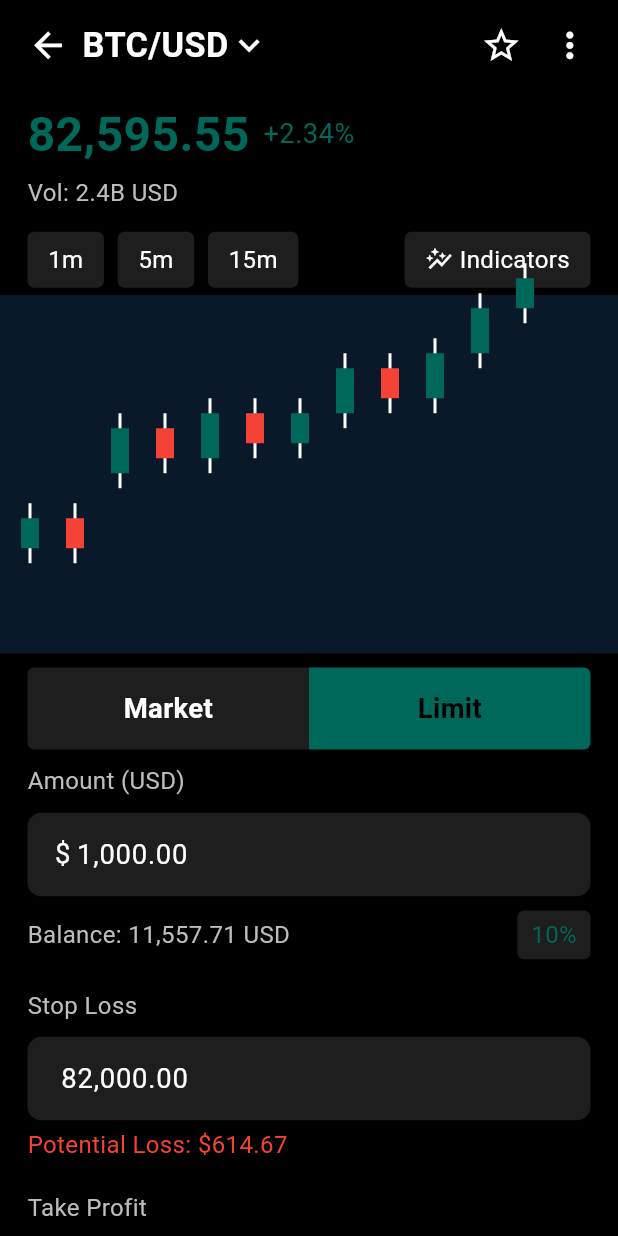
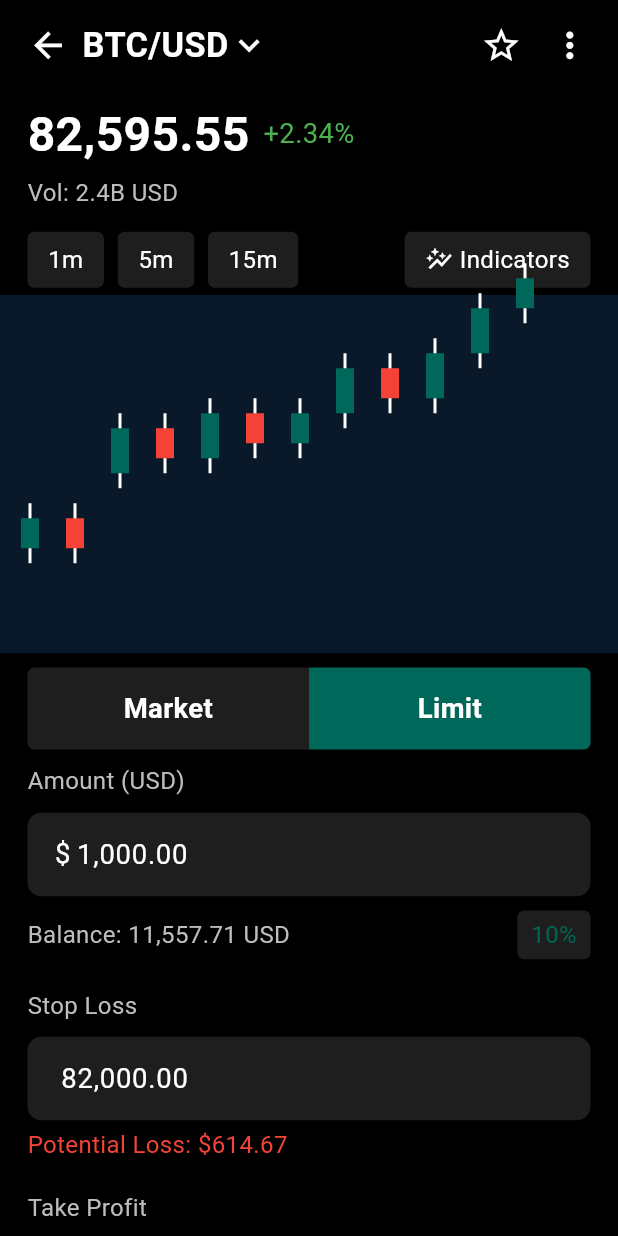
Before and after one commit to amangiriindia/flexymarket, a Flutter app: the CryptoTradingScreen screen opened directly, after a tap on "Limit", on a phone screen of 412 x 824 dp. Run offline on Flutter 3.47's test engine with Material 3 defaults, Android fonts, the phone set to English and light mode, and no system bars; our stand-ins replace flutter_screenutil, font_awesome_flutter, qr_flutter; network calls fail.

Commit message:
chnage theme color and design in multiple screen

```diff
--- a/lib/screen/calculator_screen.dart
+++ b/lib/screen/calculator_screen.dart
@@ -336,7 +336,7 @@ class _RiskCalculatorScreenState extends State<RiskCalculatorScreen> {
                 child: Container(
                   height: 8.h,
                   decoration: BoxDecoration(
-                    color: _riskLevel == "Low Risk" ? Colors.green :
+                    color: _riskLevel == "Low Risk" ? Color(0xFF00685a) :
                     _riskLevel == "Medium Risk" ? Colors.orange : Colors.red,
                     borderRadius: BorderRadius.circular(4.r),
                   ),
@@ -360,7 +360,7 @@ class _RiskCalculatorScreenState extends State<RiskCalculatorScreen> {
           _riskLevel,
           style: TextStyle(
             fontSize: 14.sp,
-            color: _riskLevel == "Low Risk" ? Colors.green :
+            color: _riskLevel == "Low Risk" ? Colors.white :
             _riskLevel == "Medium Risk" ? Colors.orange : Colors.red,
           ),
         ),
--- a/lib/screen/community_screen.dart
+++ b/lib/screen/community_screen.dart
@@ -154,12 +154,12 @@ class CommunityScreen extends StatelessWidget {
       child: Row(
         mainAxisAlignment: MainAxisAlignment.center,
         children: [
-          Icon(Icons.add, color: Colors.black, size: 20.sp),
+          Icon(Icons.add, color: Colors.white, size: 20.sp),
           SizedBox(width: 8.w),
           Text(
             'Create New Group',
             style: TextStyle(
-              color: Colors.black,
+              color: Colors.white,
               fontSize: 16.sp,
               fontWeight: FontWeight.w600,
             ),
@@ -231,7 +231,7 @@ class CommunityScreen extends StatelessWidget {
             child: Text(
               'Join',
               style: TextStyle(
-                color: Colors.black,
+                color: Colors.white,
                 fontSize: 12.sp,
                 fontWeight: FontWeight.w600,
               ),
--- a/lib/screen/deposit_confirmation_screen.dart
+++ b/lib/screen/deposit_confirmation_screen.dart
@@ -195,7 +195,7 @@ class DepositConfirmationScreen extends StatelessWidget {
                   },
                   style: ElevatedButton.styleFrom(
                     backgroundColor: Color(0xFF00685a),
-                    foregroundColor: Colors.black,
+                    foregroundColor: Colors.white,
                     shape: RoundedRectangleBorder(
                       borderRadius: BorderRadius.circular(8.r),
                     ),
@@ -205,7 +205,7 @@ class DepositConfirmationScreen extends StatelessWidget {
                     style: TextStyle(
                       fontSize: 16.sp,
                       fontWeight: FontWeight.bold,
-                      color: Colors.black, // Already defined
+                      color: Colors.white, // Already defined
                     ),
                   ),
                 ),
--- a/lib/screen/deposite_fund_screen.dart
+++ b/lib/screen/deposite_fund_screen.dart
@@ -155,7 +155,7 @@ class _DepositFundsScreenState extends State<DepositFundsScreen> {
 
                 },
                 style: ElevatedButton.styleFrom(
-                  backgroundColor: Color(0xFF00E676),
+                  backgroundColor: Color(0xFF00685a),
                   foregroundColor: Colors.black,
                   shape: RoundedRectangleBorder(
                     borderRadius: BorderRadius.circular(8.r),
@@ -166,7 +166,7 @@ class _DepositFundsScreenState extends State<DepositFundsScreen> {
                   style: TextStyle(
                     fontSize: 16.sp,
                     fontWeight: FontWeight.bold,
-                    color: Colors.black, // Already defined
+                    color: Colors.white, // Already defined
                   ),
                 ),
               ),
@@ -242,7 +242,7 @@ class _DepositFundsScreenState extends State<DepositFundsScreen> {
                               style: TextStyle(
                                 fontSize: 10.sp,
                                 fontWeight: FontWeight.bold,
-                                color: Colors.black, // Already defined
+                                color: Colors.white, // Already defined
                               ),
                             ),
                           ),
--- a/lib/screen/feedback_screen.dart
+++ b/lib/screen/feedback_screen.dart
@@ -212,7 +212,7 @@ class _FeedbackScreenState extends State<FeedbackScreen> {
                         },
                         style: ElevatedButton.styleFrom(
                           backgroundColor: Color(0xFF00685a),
-                          foregroundColor: Colors.black,
+                          foregroundColor: Colors.white,
                           padding: EdgeInsets.symmetric(vertical: 16.h),
                           shape: RoundedRectangleBorder(
                             borderRadius: BorderRadius.circular(12.r),
--- a/lib/screen/home_screen.dart
+++ b/lib/screen/home_screen.dart
@@ -240,7 +240,7 @@ class HomeScreen extends StatelessWidget {
                 child: Icon(
                   icon,
                   size: 18.w,
-                  color: Colors.black,
+                  color: Colors.white,
                 ),
               ),
               SizedBox(width: 12.w),
--- a/lib/screen/profile_screen.dart
+++ b/lib/screen/profile_screen.dart
@@ -222,7 +222,7 @@ class _ProfileScreenState extends State<ProfileScreen> {
                 style: TextStyle(
                   fontSize: 12.sp,
                   fontWeight: FontWeight.bold,
-                  color: Color(0xFF00685a), // Already defined
+                  color: Colors.white, // Already defined
                 ),
               ),
             ),
@@ -293,7 +293,7 @@ class _ProfileScreenState extends State<ProfileScreen> {
             style: TextStyle(
               fontSize: 12.sp,
               fontWeight: FontWeight.bold,
-              color: Color(0xFF00685a), // Updated: Added white color
+              color: Colors.white, // Updated: Added white color
             ),
           ),
         ),
--- a/lib/screen/setting_screen.dart
+++ b/lib/screen/setting_screen.dart
@@ -276,8 +276,7 @@ class _SettingsScreenState extends State<SettingsScreen> {
                   value: switchValue ?? false,
                   onChanged: onSwitchChanged,
                   activeColor: Color(0xFF00685a),
-                  activeTrackColor:
-                  Theme.of(context).colorScheme.primary.withOpacity(0.3),
+                  activeTrackColor: Colors.black,
                 ),
             ],
           ),
--- a/lib/screen/support_screen.dart
+++ b/lib/screen/support_screen.dart
@@ -150,14 +150,14 @@ class _SupportScreenState extends State<SupportScreen> {
                         children: [
                           Icon(
                             FontAwesomeIcons.whatsapp,
-                            color: Colors.black,
+                            color: Colors.white,
                             size: 24.sp,
                           ),
                           SizedBox(width: 8.w),
                           Text(
                             'Start Chat via WhatsApp',
                             style: TextStyle(
-                              color: Colors.black,
+                              color: Colors.white,
                               fontSize: 16.sp,
                               fontWeight: FontWeight.w600,
                             ),
--- a/lib/screen/trade_deatils_screen.dart
+++ b/lib/screen/trade_deatils_screen.dart
@@ -118,7 +118,7 @@ class _CryptoTradingScreenState extends State<CryptoTradingScreen> with SingleTi
                 style: TextStyle(
                   fontSize: 28.sp,
                   fontWeight: FontWeight.bold,
-                  color: Color(0xFF00685a),
+                  color: Colors.white,
                 ),
               ),
               SizedBox(width: 8.w),
@@ -126,7 +126,7 @@ class _CryptoTradingScreenState extends State<CryptoTradingScreen> with SingleTi
                 "+2.34%",
                 style: TextStyle(
                   fontSize: 16.sp,
-                  color: Color(0xFF00685a),
+                  color: Colors.green,
                 ),
               ),
             ],
@@ -230,7 +230,7 @@ class _CryptoTradingScreenState extends State<CryptoTradingScreen> with SingleTi
                   style: TextStyle(
                     fontSize: 16.sp,
                     fontWeight: FontWeight.bold,
-                    color: isMarketSelected ? Colors.black : Colors.white,
+                    color: isMarketSelected ? Colors.white : Colors.white,
                   ),
                 ),
               ),
@@ -258,7 +258,7 @@ class _CryptoTradingScreenState extends State<CryptoTradingScreen> with SingleTi
                   style: TextStyle(
                     fontSize: 16.sp,
                     fontWeight: FontWeight.bold,
-                    color: !isMarketSelected ? Colors.black : Colors.white,
+                    color: !isMarketSelected ? Colors.white : Colors.white,
                   ),
                 ),
               ),
@@ -353,7 +353,7 @@ class _CryptoTradingScreenState extends State<CryptoTradingScreen> with SingleTi
           "Potential Profit: \$885.33",
           style: TextStyle(
             fontSize: 14.sp,
-            color: Color(0xFF00685a),
+            color: Colors.green,
           ),
         ),
         SizedBox(height: 16.h),
@@ -375,7 +375,7 @@ class _CryptoTradingScreenState extends State<CryptoTradingScreen> with SingleTi
                 Expanded(
                   flex: 64,
                   child: Container(
-                    color: Color(0xFF00685a),
+                    color: Colors.green,
                   ),
                 ),
                 Expanded(
@@ -395,7 +395,7 @@ class _CryptoTradingScreenState extends State<CryptoTradingScreen> with SingleTi
               "Buy 64%",
               style: TextStyle(
                 fontSize: 14.sp,
-                color: Color(0xFF00685a),
+                color: Colors.green,
               ),
             ),
             Spacer(),
@@ -473,8 +473,8 @@ class _CryptoTradingScreenState extends State<CryptoTradingScreen> with SingleTi
             child: ElevatedButton(
               onPressed: () {},
               style: ElevatedButton.styleFrom(
-                backgroundColor: Color(0xFF00685a),
-                foregroundColor: Colors.black,
+                backgroundColor: Colors.green,
+                foregroundColor: Colors.white,
                 padding: EdgeInsets.symmetric(vertical: 16.h),
                 shape: RoundedRectangleBorder(
                   borderRadius: BorderRadius.circular(8.r),
--- a/lib/screen/trade_screen.dart
+++ b/lib/screen/trade_screen.dart
@@ -320,7 +320,7 @@ class _TradeScreenState extends State<TradeScreen> {
                           );
                         },
                         style: ElevatedButton.styleFrom(
-                          backgroundColor: Color(0xFF00685a),
+                          backgroundColor: Colors.green,
                           foregroundColor: Colors.white,
                           shape: RoundedRectangleBorder(
                             borderRadius: BorderRadius.circular(8.r),
--- a/lib/screen/transfer_money_screen.dart
+++ b/lib/screen/transfer_money_screen.dart
@@ -315,7 +315,7 @@ class _TransferMoneyScreenState extends State<TransferMoneyScreen> {
                       style: TextStyle(
                         fontSize: 18.sp,
                         fontWeight: FontWeight.bold,
-                        color: Colors.black, // Added black color
+                        color: Colors.white, // Added black color
                       ),
                     ),
                   ),
--- a/lib/screen/withdraw_fund_screen.dart
+++ b/lib/screen/withdraw_fund_screen.dart
@@ -212,6 +212,7 @@ class _WithdrawFundsScreenState extends State<WithdrawFundsScreen> {
                     style: TextStyle(
                       fontSize: 18.sp,
                       fontWeight: FontWeight.bold,
+                      color: Colors.white
                     ),
                   ),
                 ),
```
